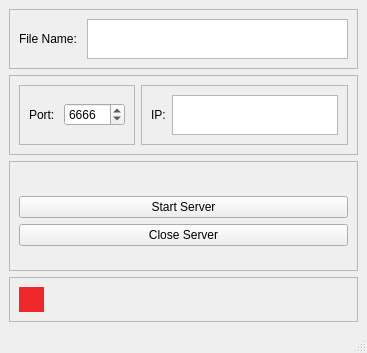
bittoin/Simple-UDP-Server, file SimpleUdpServer/mainwindow.ui: the form before one commit.
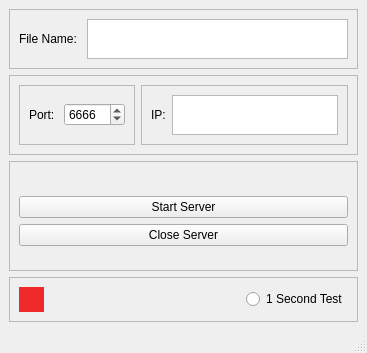
The form after the commit.

Commit message: feat: Added button to test data collect before run

What changed in the file:
```diff
--- a/SimpleUdpServer/mainwindow.ui
+++ b/SimpleUdpServer/mainwindow.ui
@@ -226,6 +226,13 @@
          </property>
         </spacer>
        </item>
+       <item>
+        <widget class="QRadioButton" name="testBox">
+         <property name="text">
+          <string>1 Second Test</string>
+         </property>
+        </widget>
+       </item>
       </layout>
      </widget>
     </item>
```
The commit also changes 3 other files.
